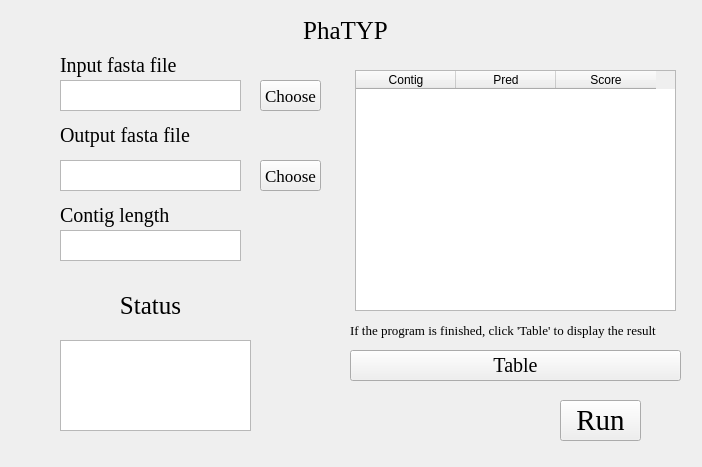
The window that PhaTYP.ui (hzaurzli/MicroWorldOmics) describes before a commit, drawn with Qt 5.
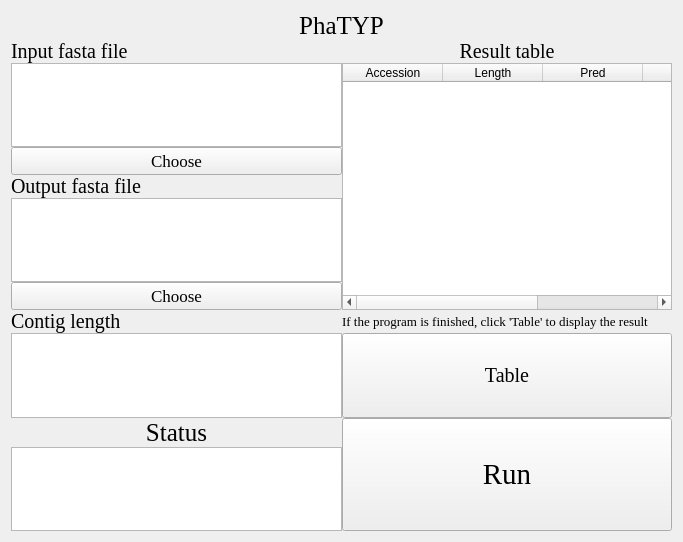
The same window after the commit. Icons and pictures are not drawn.

Patch:
```diff
--- a/PhaTYP.ui
+++ b/PhaTYP.ui
@@ -6,8 +6,8 @@
    <rect>
     <x>0</x>
     <y>0</y>
-    <width>702</width>
-    <height>467</height>
+    <width>683</width>
+    <height>542</height>
    </rect>
   </property>
   <property name="windowTitle">
@@ -16,37 +16,21 @@
   <property name="styleSheet">
    <string notr="true">background-image: url(D:/Documents/Desktop/bb.png)</string>
   </property>
-  <widget class="QLabel" name="label">
-   <property name="geometry">
-    <rect>
-     <x>250</x>
-     <y>10</y>
-     <width>191</width>
-     <height>41</height>
-    </rect>
-   </property>
-   <property name="font">
-    <font>
-     <family>Times New Roman</family>
-     <pointsize>19</pointsize>
-    </font>
-   </property>
-   <property name="text">
-    <string>PhaTYP</string>
-   </property>
-   <property name="alignment">
-    <set>Qt::AlignCenter</set>
-   </property>
-  </widget>
+  <layout class="QGridLayout" name="gridLayout_6">
+   <item row="0" column="0">
+    <layout class="QGridLayout" name="gridLayout">
+     <property name="spacing">
+      <number>0</number>
+     </property>
+     <item row="2" column="0">
+      <widget class="QTextBrowser" name="textBrowser_2">
+       <property name="styleSheet">
+        <string notr="true">background-image: url(D:/Documents/Desktop/white.png)</string>
+       </property>
+      </widget>
+     </item>
+     <item row="1" column="0">
   <widget class="QLabel" name="label_2">
-   <property name="geometry">
-    <rect>
-     <x>60</x>
-     <y>50</y>
-     <width>161</width>
-     <height>31</height>
-    </rect>
-   </property>
    <property name="font">
     <font>
      <family>Times New Roman</family>
@@ -60,28 +44,82 @@
     <set>Qt::AlignLeading|Qt::AlignLeft|Qt::AlignVCenter</set>
    </property>
   </widget>
-  <widget class="QTextBrowser" name="textBrowser_2">
-   <property name="geometry">
-    <rect>
-     <x>60</x>
-     <y>80</y>
-     <width>181</width>
-     <height>31</height>
-    </rect>
+     </item>
+     <item row="8" column="1">
+      <widget class="QPushButton" name="pushButton_4">
+       <property name="sizePolicy">
+        <sizepolicy hsizetype="Minimum" vsizetype="Expanding">
+         <horstretch>0</horstretch>
+         <verstretch>0</verstretch>
+        </sizepolicy>
+       </property>
+       <property name="font">
+        <font>
+         <family>Times New Roman</family>
+         <pointsize>15</pointsize>
+        </font>
+       </property>
+       <property name="text">
+        <string>Table</string>
+       </property>
+      </widget>
+     </item>
+     <item row="7" column="1">
+      <widget class="QLabel" name="label_6">
+       <property name="font">
+        <font>
+         <family>Times New Roman</family>
+         <pointsize>10</pointsize>
+        </font>
+       </property>
+       <property name="text">
+        <string>If the program is finished, click 'Table' to display the result</string>
+       </property>
+       <property name="alignment">
+        <set>Qt::AlignLeading|Qt::AlignLeft|Qt::AlignVCenter</set>
+       </property>
+      </widget>
+     </item>
+     <item row="9" column="1" rowspan="2">
+      <widget class="QPushButton" name="pushButton">
+       <property name="sizePolicy">
+        <sizepolicy hsizetype="Expanding" vsizetype="Expanding">
+         <horstretch>0</horstretch>
+         <verstretch>0</verstretch>
+        </sizepolicy>
+       </property>
+       <property name="font">
+        <font>
+         <family>Times New Roman</family>
+         <pointsize>22</pointsize>
+        </font>
    </property>
    <property name="styleSheet">
     <string notr="true">background-image: url(D:/Documents/Desktop/white.png)</string>
    </property>
-  </widget>
+       <property name="text">
+        <string>Run</string>
+       </property>
+      </widget>
+     </item>
+     <item row="0" column="0" colspan="2">
+      <widget class="QLabel" name="label">
+       <property name="font">
+        <font>
+         <family>Times New Roman</family>
+         <pointsize>19</pointsize>
+        </font>
+       </property>
+       <property name="text">
+        <string>PhaTYP</string>
+       </property>
+       <property name="alignment">
+        <set>Qt::AlignCenter</set>
+       </property>
+      </widget>
+     </item>
+     <item row="4" column="0">
   <widget class="QLabel" name="label_3">
-   <property name="geometry">
-    <rect>
-     <x>60</x>
-     <y>120</y>
-     <width>161</width>
-     <height>31</height>
-    </rect>
-   </property>
    <property name="font">
     <font>
      <family>Times New Roman</family>
@@ -95,28 +133,16 @@
     <set>Qt::AlignLeading|Qt::AlignLeft|Qt::AlignVCenter</set>
    </property>
   </widget>
+     </item>
+     <item row="5" column="0">
   <widget class="QTextBrowser" name="textBrowser_3">
-   <property name="geometry">
-    <rect>
-     <x>60</x>
-     <y>160</y>
-     <width>181</width>
-     <height>31</height>
-    </rect>
-   </property>
    <property name="styleSheet">
     <string notr="true">background-image: url(D:/Documents/Desktop/white.png)</string>
    </property>
   </widget>
+     </item>
+     <item row="3" column="0">
   <widget class="QPushButton" name="pushButton_2">
-   <property name="geometry">
-    <rect>
-     <x>260</x>
-     <y>80</y>
-     <width>61</width>
-     <height>31</height>
-    </rect>
-   </property>
    <property name="font">
     <font>
      <family>Times New Roman</family>
@@ -127,15 +153,25 @@
     <string>Choose</string>
    </property>
   </widget>
+     </item>
+     <item row="7" column="0">
+      <widget class="QLabel" name="label_5">
+       <property name="font">
+        <font>
+         <family>Times New Roman</family>
+         <pointsize>15</pointsize>
+        </font>
+       </property>
+       <property name="text">
+        <string>Contig length</string>
+       </property>
+       <property name="alignment">
+        <set>Qt::AlignLeading|Qt::AlignLeft|Qt::AlignVCenter</set>
+       </property>
+      </widget>
+     </item>
+     <item row="6" column="0">
   <widget class="QPushButton" name="pushButton_3">
-   <property name="geometry">
-    <rect>
-     <x>260</x>
-     <y>160</y>
-     <width>61</width>
-     <height>31</height>
-    </rect>
-   </property>
    <property name="font">
     <font>
      <family>Times New Roman</family>
@@ -146,28 +182,16 @@
     <string>Choose</string>
    </property>
   </widget>
-  <widget class="QTextBrowser" name="textBrowser">
-   <property name="geometry">
-    <rect>
-     <x>60</x>
-     <y>340</y>
-     <width>191</width>
-     <height>91</height>
-    </rect>
-   </property>
+     </item>
+     <item row="8" column="0">
+      <widget class="QTextEdit" name="textEdit">
    <property name="styleSheet">
     <string notr="true">background-image: url(D:/Documents/Desktop/white.png)</string>
    </property>
   </widget>
+     </item>
+     <item row="9" column="0">
   <widget class="QLabel" name="label_4">
-   <property name="geometry">
-    <rect>
-     <x>100</x>
-     <y>290</y>
-     <width>101</width>
-     <height>31</height>
-    </rect>
-   </property>
    <property name="font">
     <font>
      <family>Times New Roman</family>
@@ -181,84 +205,27 @@
     <set>Qt::AlignCenter</set>
    </property>
   </widget>
-  <widget class="QPushButton" name="pushButton">
-   <property name="geometry">
-    <rect>
-     <x>560</x>
-     <y>400</y>
-     <width>81</width>
-     <height>41</height>
-    </rect>
-   </property>
-   <property name="font">
-    <font>
-     <family>Times New Roman</family>
-     <pointsize>22</pointsize>
-    </font>
-   </property>
+     </item>
+     <item row="10" column="0">
+      <widget class="QTextBrowser" name="textBrowser">
    <property name="styleSheet">
     <string notr="true">background-image: url(D:/Documents/Desktop/white.png)</string>
    </property>
-   <property name="text">
-    <string>Run</string>
-   </property>
-  </widget>
-  <widget class="QPushButton" name="pushButton_4">
-   <property name="geometry">
-    <rect>
-     <x>350</x>
-     <y>350</y>
-     <width>331</width>
-     <height>31</height>
-    </rect>
-   </property>
-   <property name="font">
-    <font>
-     <family>Times New Roman</family>
-     <pointsize>15</pointsize>
-    </font>
-   </property>
-   <property name="text">
-    <string>Table</string>
-   </property>
-  </widget>
-  <widget class="QLabel" name="label_6">
-   <property name="geometry">
-    <rect>
-     <x>350</x>
-     <y>320</y>
-     <width>331</width>
-     <height>20</height>
-    </rect>
-   </property>
-   <property name="font">
-    <font>
-     <family>Times New Roman</family>
-     <pointsize>10</pointsize>
-    </font>
-   </property>
-   <property name="text">
-    <string>If the program is finished, click 'Table' to display the result</string>
-   </property>
-   <property name="alignment">
-    <set>Qt::AlignLeading|Qt::AlignLeft|Qt::AlignVCenter</set>
-   </property>
-  </widget>
+      </widget>
+     </item>
+     <item row="2" column="1" rowspan="5">
   <widget class="QTableWidget" name="tableWidget">
-   <property name="geometry">
-    <rect>
-     <x>355</x>
-     <y>70</y>
-     <width>321</width>
-     <height>241</height>
-    </rect>
-   </property>
    <property name="styleSheet">
     <string notr="true">background-image: url(D:/Documents/Desktop/white.png)</string>
    </property>
    <column>
     <property name="text">
-     <string>Contig</string>
+         <string>Accession</string>
+        </property>
+       </column>
+       <column>
+        <property name="text">
+         <string>Length</string>
     </property>
    </column>
    <column>
@@ -271,16 +238,15 @@
      <string>Score</string>
     </property>
    </column>
-  </widget>
-  <widget class="QLabel" name="label_5">
-   <property name="geometry">
-    <rect>
-     <x>60</x>
-     <y>200</y>
-     <width>161</width>
-     <height>31</height>
-    </rect>
-   </property>
+       <column>
+        <property name="text">
+         <string>Type</string>
+        </property>
+       </column>
+      </widget>
+     </item>
+     <item row="1" column="1">
+      <widget class="QLabel" name="label_7">
    <property name="font">
     <font>
      <family>Times New Roman</family>
@@ -288,25 +254,16 @@
     </font>
    </property>
    <property name="text">
-    <string>Contig length</string>
+        <string>Result table</string>
    </property>
    <property name="alignment">
-    <set>Qt::AlignLeading|Qt::AlignLeft|Qt::AlignVCenter</set>
-   </property>
-  </widget>
-  <widget class="QTextEdit" name="textEdit">
-   <property name="geometry">
-    <rect>
-     <x>60</x>
-     <y>230</y>
-     <width>181</width>
-     <height>31</height>
-    </rect>
-   </property>
-   <property name="styleSheet">
-    <string notr="true">background-image: url(D:/Documents/Desktop/white.png)</string>
-   </property>
-  </widget>
+        <set>Qt::AlignCenter</set>
+       </property>
+      </widget>
+     </item>
+    </layout>
+   </item>
+  </layout>
  </widget>
  <resources/>
  <connections/>
```
Left out of the diff: 6 changed lines with no effect on the pictures. Lines whose indentation alone changed are shown as unchanged.
